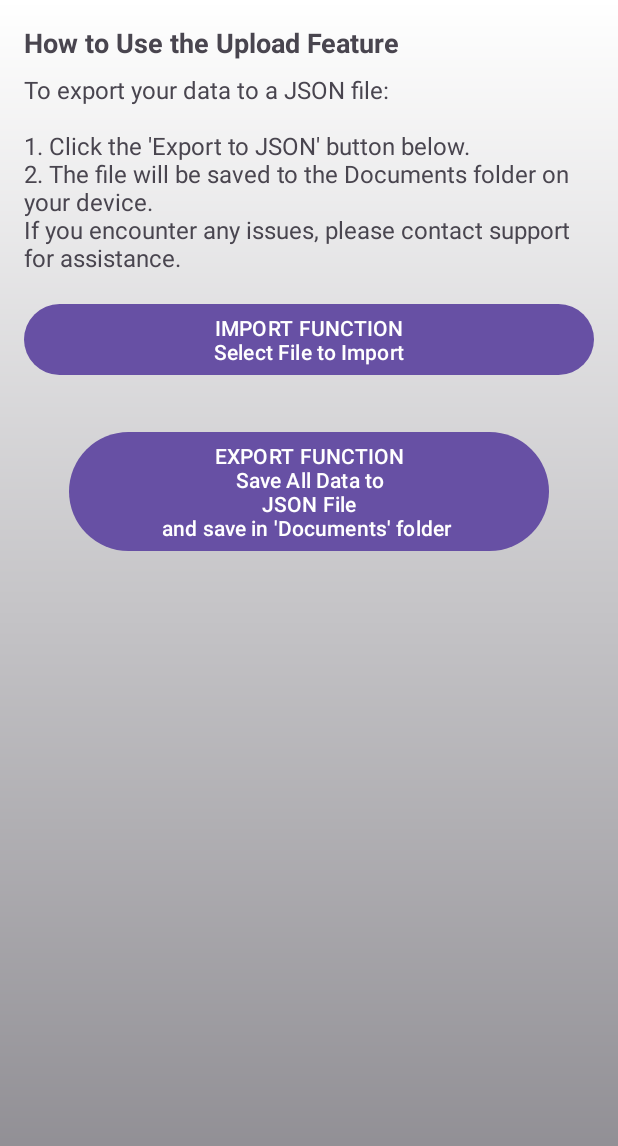
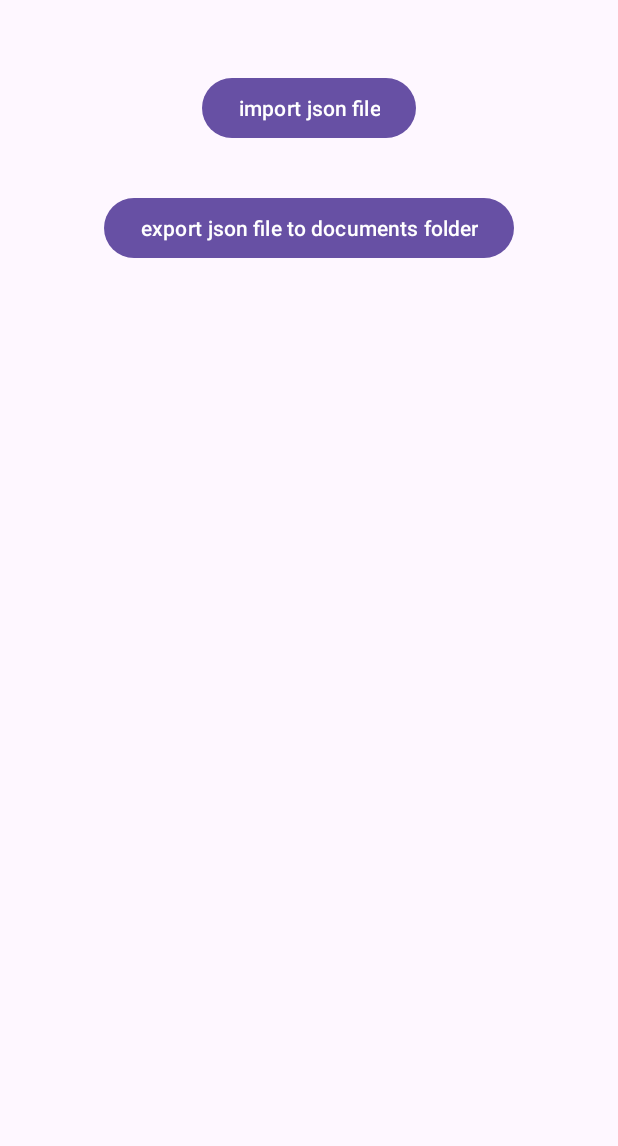
Before and after one commit to smeschke/SpliceLife, an Android app: the ImportActivity screen opened directly, with no data from a screen before it, on a phone screen of 412 x 824 dp. Shown: the top 1146 px of the screen. Run offline under Robolectric (Android 15) with nearby library versions, the phone set to English and light mode, and no system bars; our stand-ins replace Room's generated code; 1 statement that could not run was skipped.

Commit message:
import export

```diff
--- a/app/src/main/java/com/example/splicelife/EditLogActivity.java
+++ b/app/src/main/java/com/example/splicelife/EditLogActivity.java
@@ -45,7 +45,7 @@ public class EditLogActivity extends AppCompatActivity {
 
         // Set header text
         String header = "Belt Name: " + belt.getDetails().get("conveyorName") + "\n" +
-                "Company: " + belt.getDetails().get("companyName") + "\n" +
+                "Company: " + belt.getDetails().get("customerName") + "\n" +
                 "Location: " + belt.getDetails().get("conveyorLocation");
         headerTextView.setText(header);
 
--- a/app/src/main/java/com/example/splicelife/MainActivity.java
+++ b/app/src/main/java/com/example/splicelife/MainActivity.java
@@ -3,6 +3,7 @@ package com.example.splicelife;
 import android.app.Activity;
 import android.content.Intent;
 import android.os.Bundle;
+import android.util.Log;
 import android.widget.EditText;
 import android.widget.Toast;
 
@@ -48,6 +49,8 @@ public class MainActivity extends AppCompatActivity {
 
         // Observe the belt list LiveData
         beltViewModel.getAllBelts().observe(this, belts -> {
+            Log.d("TAG", "Observasdfed " + belts.size() + " belts in the main activity");
+
             beltAdapter = new BeltAdapter(belts, belt -> {
                 Intent intent = new Intent(MainActivity.this, CategoryActivity.class);
                 intent.putExtra("belt_id", belt.getId());
@@ -102,7 +105,7 @@ public class MainActivity extends AppCompatActivity {
                     }
                 })
                 .setNegativeButton("Cancel", (dialog, id) -> dialog.cancel())
-                .setNeutralButton("Import from CSV", (dialog, id) -> {
+                .setNeutralButton("Database", (dialog, id) -> {
                     // Handle importing belts from a CSV file
                     Intent intent = new Intent(MainActivity.this, ImportActivity.class);
                     startActivityForResult(intent, REQUEST_CODE_IMPORT);
--- a/app/src/main/res/layout/activity_import.xml
+++ b/app/src/main/res/layout/activity_import.xml
@@ -1,44 +1,25 @@
-<LinearLayout xmlns:android="http://schemas.android.com/apk/res/android"
-    xmlns:tools="http://schemas.android.com/tools"
+<?xml version="1.0" encoding="utf-8"?>
+<RelativeLayout xmlns:android="http://schemas.android.com/apk/res/android"
     android:layout_width="match_parent"
     android:layout_height="match_parent"
+    android:padding="16dp">
 
-    android:background="@drawable/background_gradient"
-    android:orientation="vertical"
-    android:padding="16dp"
-    tools:context=".ImportActivity">
-
-    <TextView
-        android:id="@+id/importExplanationTextView"
-        android:layout_width="match_parent"
+    <Button
+        android:id="@+id/importJsonButton"
+        android:layout_width="wrap_content"
         android:layout_height="wrap_content"
-        android:text="How to Use the Upload Feature"
-        android:textSize="18sp"
-        android:textStyle="bold"
-        android:layout_marginBottom="8dp" />
-
-    <TextView
-        android:id="@+id/importInstructionsTextView"
-        android:layout_width="match_parent"
-        android:layout_height="wrap_content"
-        android:textSize="16sp"
-        android:layout_marginBottom="16dp" />
-
-    <!-- Include other UI elements for the import activity, such as buttons for file selection -->
-    <Button
-        android:id="@+id/selectFileButton"
-        android:layout_width="match_parent"
-        android:layout_height="wrap_content"
-        android:text="IMPORT FUNCTION\nSelect File to Import" />
+        android:text="import json file"
+        android:layout_marginTop="32dp"
+        android:layout_centerHorizontal="true"/>
 
     <Button
         android:id="@+id/exportJsonButton"
-        android:layout_width="match_parent"
+        android:layout_width="wrap_content"
         android:layout_height="wrap_content"
-        android:layout_margin="30dp"
-        android:text="EXPORT FUNCTION\nSave All Data to\nJSON File\nand save in 'Documents' folder " />
+        android:text="export json file to documents folder"
+        android:layout_below="@id/importJsonButton"
+        android:layout_marginTop="32dp"
+        android:layout_centerHorizontal="true"/>
 
 
-    <!-- Additional UI elements as needed -->
-
-</LinearLayout>
+</RelativeLayout>
```
Also changed, not shown: app/src/main/java/com/example/splicelife/BeltDao.java (+3 -4 lines), app/src/main/java/com/example/splicelife/ImportActivity.java (+82 -18 lines).
